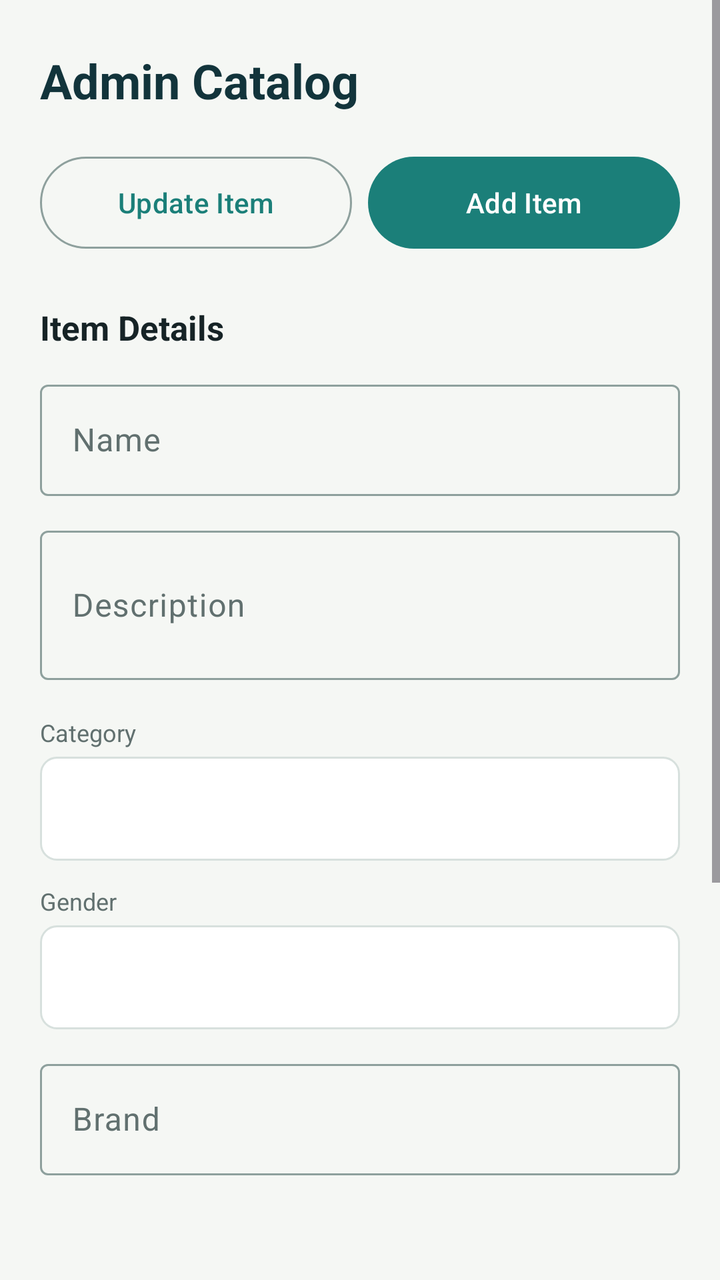
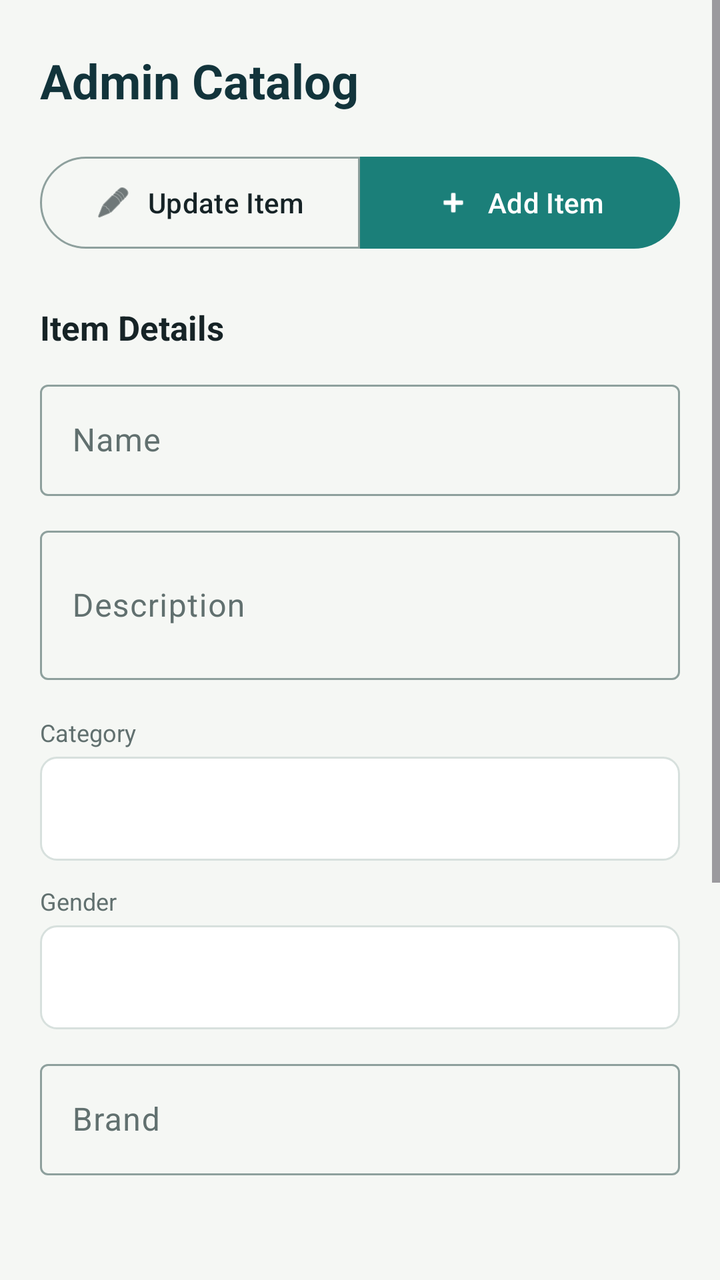

The first picture is an Android layout as it rendered before a commit; the second is the same layout after the commit. The layout source and the unified diff follow.
<!-- AndroidManifest.xml: application theme Theme.SmartFitApp -->
<!-- res/layout/activity_admin_catalog.xml -->
<?xml version="1.0" encoding="utf-8"?>
<ScrollView xmlns:android="http://schemas.android.com/apk/res/android"
    xmlns:app="http://schemas.android.com/apk/res-auto"
    android:layout_width="match_parent"
    android:layout_height="match_parent"
    android:background="@color/background"
    android:fillViewport="true">

    <LinearLayout
        android:layout_width="match_parent"
        android:layout_height="wrap_content"
        android:orientation="vertical"
        android:paddingStart="@dimen/screen_padding"
        android:paddingEnd="@dimen/screen_padding"
        android:paddingBottom="40dp">

        <TextView
            android:layout_width="match_parent"
            android:layout_height="wrap_content"
            android:layout_marginTop="24dp"
            android:layout_marginBottom="@dimen/card_padding"
            android:text="Admin Catalog"
            style="@style/Text.ScreenTitle" />

        
        <LinearLayout
            android:layout_width="match_parent"
            android:layout_height="wrap_content"
            android:layout_marginBottom="@dimen/large_gap"
            android:orientation="horizontal">

            <Button
                android:id="@+id/updateModeButton"
                style="@style/Widget.Material3.Button.OutlinedButton"
                android:layout_width="0dp"
                android:layout_height="@dimen/button_height"
                android:layout_weight="1"
                android:text="Update Item"
                android:textAllCaps="false" />

            <Button
                android:id="@+id/addModeButton"
                style="@style/Widget.Material3.Button"
                android:layout_width="0dp"
                android:layout_height="@dimen/button_height"
                android:layout_marginStart="@dimen/small_gap"
                android:layout_weight="1"
                android:text="Add Item"
                android:textAllCaps="false" />

        </LinearLayout>

        
        <LinearLayout
            android:id="@+id/currentAvailableSection"
            android:layout_width="match_parent"
            android:layout_height="wrap_content"
            android:layout_marginBottom="@dimen/large_gap"
            android:orientation="vertical"
            android:visibility="gone">

            <TextView
                android:layout_width="match_parent"
                android:layout_height="wrap_content"
                android:layout_marginBottom="@dimen/element_gap"
                android:text="Current Available"
                style="@style/Text.SectionTitle" />

            <androidx.recyclerview.widget.RecyclerView
                android:id="@+id/itemsRecyclerView"
                android:layout_width="match_parent"
                android:layout_height="220dp"
                android:nestedScrollingEnabled="false" />

        </LinearLayout>

        
        <TextView
            android:layout_width="match_parent"
            android:layout_height="wrap_content"
            android:layout_marginBottom="@dimen/element_gap"
            android:text="Item Details"
            style="@style/Text.SectionTitle" />

        <com.google.android.material.textfield.TextInputLayout
            style="@style/Widget.Material3.TextInputLayout.OutlinedBox"
            android:layout_width="match_parent"
            android:layout_height="wrap_content"
            android:hint="Name">
            <com.google.android.material.textfield.TextInputEditText
                android:id="@+id/nameInput"
                android:layout_width="match_parent"
                android:layout_height="wrap_content" />
        </com.google.android.material.textfield.TextInputLayout>

        <com.google.android.material.textfield.TextInputLayout
            style="@style/Widget.Material3.TextInputLayout.OutlinedBox"
            android:layout_width="match_parent"
            android:layout_height="wrap_content"
            android:layout_marginTop="@dimen/element_gap"
            android:hint="Description">
            <com.google.android.material.textfield.TextInputEditText
                android:id="@+id/descriptionInput"
                android:layout_width="match_parent"
                android:layout_height="wrap_content"
                android:inputType="textMultiLine"
                android:minLines="2" />
        </com.google.android.material.textfield.TextInputLayout>

        <TextView
            android:layout_width="match_parent"
            android:layout_height="wrap_content"
            android:layout_marginTop="@dimen/card_padding"
            android:layout_marginBottom="4dp"
            android:text="Category"
            style="@style/Text.Label" />

        <Spinner
            android:id="@+id/categorySpinner"
            android:layout_width="match_parent"
            android:layout_height="52dp"
            android:background="@drawable/bg_spinner_outlined" />

        <TextView
            android:layout_width="match_parent"
            android:layout_height="wrap_content"
            android:layout_marginTop="@dimen/element_gap"
            android:layout_marginBottom="4dp"
            android:text="Gender"
            style="@style/Text.Label" />

        <Spinner
            android:id="@+id/genderSpinner"
            android:layout_width="match_parent"
            android:layout_height="52dp"
            android:background="@drawable/bg_spinner_outlined" />

        <com.google.android.material.textfield.TextInputLayout
            style="@style/Widget.Material3.TextInputLayout.OutlinedBox"
            android:layout_width="match_parent"
            android:layout_height="wrap_content"
            android:layout_marginTop="@dimen/element_gap"
            android:hint="Brand">
            <com.google.android.material.textfield.TextInputEditText
                android:id="@+id/brandInput"
                android:layout_width="match_parent"
                android:layout_height="wrap_content" />
        </com.google.android.material.textfield.TextInputLayout>

        
        <TextView
            android:id="@+id/selectedImageText"
            android:layout_width="match_parent"
            android:layout_height="wrap_content"
            android:layout_marginTop="@dimen/card_padding"
            android:textColor="@color/on_surface_variant"
            android:textSize="13sp" />

        <com.google.android.material.card.MaterialCardView
            android:id="@+id/selectedImageCard"
            android:layout_width="match_parent"
            android:layout_height="180dp"
            android:layout_marginTop="@dimen/small_gap"
            android:visibility="gone"
            app:cardCornerRadius="@dimen/small_radius"
            app:cardElevation="1dp"
            app:strokeColor="@color/primary"
            app:strokeWidth="1dp"
            app:cardBackgroundColor="@color/image_placeholder">

            <ImageView
                android:id="@+id/selectedImagePreview"
                android:layout_width="match_parent"
                android:layout_height="match_parent"
                android:adjustViewBounds="true"
                android:contentDescription="Selected catalog image"
                android:padding="8dp"
                android:scaleType="fitCenter" />
        </com.google.android.material.card.MaterialCardView>

        
        <View
            android:layout_width="match_parent"
            android:layout_height="1dp"
            android:layout_marginTop="@dimen/large_gap"
            android:layout_marginBottom="@dimen/card_padding"
            android:background="@color/divider" />

        <TextView
            android:layout_width="match_parent"
            android:layout_height="wrap_content"
            android:layout_marginBottom="@dimen/element_gap"
            android:text="Size Chart"
            style="@style/Text.SectionTitle" />

        <com.google.android.material.textfield.TextInputLayout
            style="@style/Widget.Material3.TextInputLayout.OutlinedBox"
            android:layout_width="match_parent"
            android:layout_height="wrap_content"
            android:hint="Sizes (comma separated)">
            <com.google.android.material.textfield.TextInputEditText
                android:id="@+id/chartSizesInput"
                android:layout_width="match_parent"
                android:layout_height="wrap_content"
                android:inputType="text" />
        </com.google.android.material.textfield.TextInputLayout>

        <CheckBox
            android:id="@+id/activeCheckbox"
            android:layout_width="match_parent"
            android:layout_height="@dimen/touch_target"
            android:layout_marginTop="@dimen/element_gap"
            android:text="Available"
            android:textColor="@color/on_surface"
            android:textSize="14sp" />

        <Button
            android:id="@+id/saveButton"
            style="@style/Widget.Material3.Button"
            android:layout_width="match_parent"
            android:layout_height="@dimen/button_height"
            android:layout_marginTop="@dimen/element_gap"
            android:text="Save Item"
            android:textAllCaps="false" />

        <TextView
            android:id="@+id/statusText"
            android:layout_width="match_parent"
            android:layout_height="wrap_content"
            android:layout_marginTop="@dimen/element_gap"
            android:textSize="13sp"
            android:visibility="gone" />

        <ProgressBar
            android:id="@+id/progressBar"
            android:layout_width="wrap_content"
            android:layout_height="wrap_content"
            android:layout_gravity="center_horizontal"
            android:layout_marginTop="@dimen/small_gap"
            android:visibility="gone" />

    </LinearLayout>
</ScrollView>
<!-- resources referenced by this layout -->
<resources>
  <color name="background">#F5F7F4</color>
  <color name="divider">#DDE6E3</color>
  <color name="image_placeholder">#EDF3F1</color>
  <color name="on_surface">#162326</color>
  <color name="on_surface_variant">#61706F</color>
  <color name="primary">#1B7F79</color>
  <dimen name="button_height">54dp</dimen>
  <dimen name="card_padding">18dp</dimen>
  <dimen name="element_gap">12dp</dimen>
  <dimen name="large_gap">24dp</dimen>
  <dimen name="screen_padding">20dp</dimen>
  <dimen name="small_gap">8dp</dimen>
  <dimen name="small_radius">8dp</dimen>
  <dimen name="touch_target">48dp</dimen>
  <!-- drawable bg_spinner_outlined (drawable) -->
  <?xml version="1.0" encoding="utf-8"?>
  <shape xmlns:android="http://schemas.android.com/apk/res/android">
      <solid android:color="@color/surface" />
      <corners android:radius="@dimen/small_radius" />
      <stroke
          android:width="1dp"
          android:color="@color/outline_variant" />
      <padding
          android:left="12dp"
          android:top="10dp"
          android:right="8dp"
          android:bottom="10dp" />
  </shape>
  <style name="Text.Label">
          <item name="android:textColor">@color/on_surface_variant</item>
          <item name="android:textSize">12sp</item>
      </style>
  <style name="Text.ScreenTitle">
          <item name="android:textColor">@color/primary_dark</item>
          <item name="android:textStyle">bold</item>
          <item name="android:textSize">24sp</item>
      </style>
  <style name="Text.SectionTitle">
          <item name="android:textColor">@color/on_surface</item>
          <item name="android:textStyle">bold</item>
          <item name="android:textSize">17sp</item>
      </style>
  <style name="Theme.SmartFitApp" parent="Base.Theme.SmartFitApp" />
  <color name="surface">#FFFFFF</color>
  <color name="outline_variant">#D7E0DD</color>
  <color name="primary_dark">#12343B</color>
  <style name="Base.Theme.SmartFitApp" parent="Theme.Material3.DayNight.NoActionBar">
          <item name="colorPrimary">@color/primary</item>
          <item name="colorOnPrimary">@color/on_primary</item>
          <item name="colorPrimaryContainer">@color/primary_container</item>
          <item name="colorOnPrimaryContainer">@color/on_primary_container</item>
          <item name="colorSecondary">@color/secondary</item>
          <item name="colorOnSecondary">@color/on_secondary</item>
          <item name="colorSecondaryContainer">@color/secondary_container</item>
          <item name="colorOnSecondaryContainer">@color/on_secondary_container</item>
          <item name="android:colorBackground">@color/background</item>
          <item name="colorSurface">@color/surface</item>
          <item name="colorOnSurface">@color/on_surface</item>
          <item name="colorSurfaceVariant">@color/surface_variant</item>
          <item name="colorOnSurfaceVariant">@color/on_surface_variant</item>
          <item name="colorError">@color/error</item>
          <item name="colorOnError">@color/on_error</item>
          <item name="colorErrorContainer">@color/error_container</item>
          <item name="colorOnErrorContainer">@color/on_error_container</item>
          <item name="colorOutline">@color/outline</item>
          <item name="colorOutlineVariant">@color/outline_variant</item>
      </style>
  <color name="on_primary">#FFFFFF</color>
  <color name="primary_container">#D7F2EE</color>
  <color name="on_primary_container">#052927</color>
  <color name="secondary">#B85C38</color>
  <color name="on_secondary">#FFFFFF</color>
  <color name="secondary_container">#FFE2D5</color>
  <color name="on_secondary_container">#3D1608</color>
  <color name="surface_variant">#E8F0ED</color>
  <color name="error">#B3261E</color>
  <color name="on_error">#FFFFFF</color>
  <color name="error_container">#F9DEDC</color>
  <color name="on_error_container">#410E0B</color>
  <color name="outline">#8EA09D</color>
</resources>

<!-- the commit's change to res/layout/activity_admin_catalog.xml (unified diff, before → after) -->
@@ -23,22 +23,27 @@
             style="@style/Text.ScreenTitle" />
 
         
-        <LinearLayout
+        <com.google.android.material.button.MaterialButtonToggleGroup
             android:layout_width="match_parent"
             android:layout_height="wrap_content"
             android:layout_marginBottom="@dimen/large_gap"
-            android:orientation="horizontal">
-
-            <Button
+            android:orientation="horizontal"
+            app:selectionRequired="true"
+            app:singleSelection="true">
+
+            <com.google.android.material.button.MaterialButton
                 android:id="@+id/updateModeButton"
                 style="@style/Widget.Material3.Button.OutlinedButton"
                 android:layout_width="0dp"
                 android:layout_height="@dimen/button_height"
                 android:layout_weight="1"
                 android:text="Update Item"
-                android:textAllCaps="false" />
-
-            <Button
+                android:textAllCaps="false"
+                app:icon="@android:drawable/ic_menu_edit"
+                app:iconGravity="textStart"
+                app:iconPadding="8dp" />
+
+            <com.google.android.material.button.MaterialButton
                 android:id="@+id/addModeButton"
                 style="@style/Widget.Material3.Button"
                 android:layout_width="0dp"
@@ -46,9 +51,12 @@
                 android:layout_marginStart="@dimen/small_gap"
                 android:layout_weight="1"
                 android:text="Add Item"
-                android:textAllCaps="false" />
-
-        </LinearLayout>
+                android:textAllCaps="false"
+                app:icon="@android:drawable/ic_input_add"
+                app:iconGravity="textStart"
+                app:iconPadding="8dp" />
+
+        </com.google.android.material.button.MaterialButtonToggleGroup>
 
         
         <LinearLayout
@@ -69,7 +77,7 @@
             <androidx.recyclerview.widget.RecyclerView
                 android:id="@+id/itemsRecyclerView"
                 android:layout_width="match_parent"
-                android:layout_height="220dp"
+                android:layout_height="216dp"
                 android:nestedScrollingEnabled="false" />
 
         </LinearLayout>
@@ -214,14 +222,17 @@
             android:textColor="@color/on_surface"
             android:textSize="14sp" />
 
-        <Button
+        <com.google.android.material.button.MaterialButton
             android:id="@+id/saveButton"
             style="@style/Widget.Material3.Button"
             android:layout_width="match_parent"
             android:layout_height="@dimen/button_height"
             android:layout_marginTop="@dimen/element_gap"
             android:text="Save Item"
-            android:textAllCaps="false" />
+            android:textAllCaps="false"
+            app:icon="@android:drawable/ic_menu_save"
+            app:iconGravity="textStart"
+            app:iconPadding="8dp" />
 
         <TextView
             android:id="@+id/statusText"
